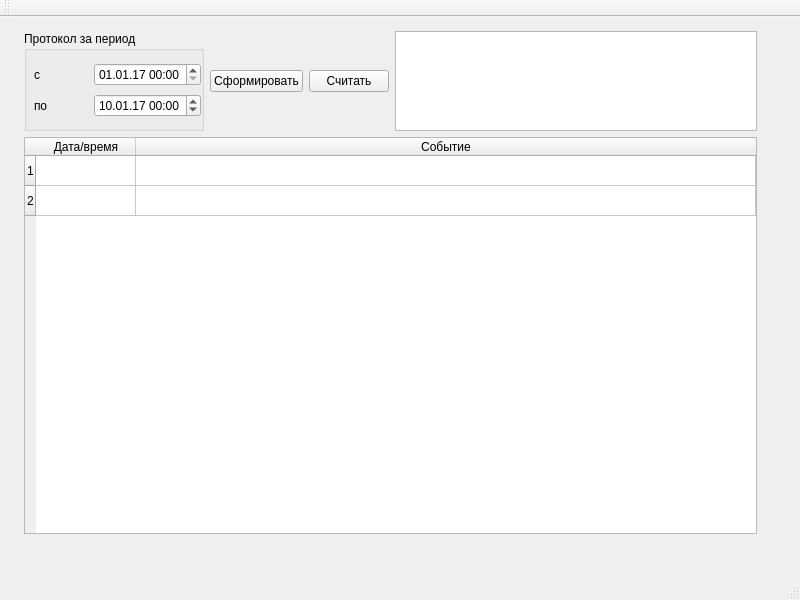
Above: eventslog.ui from breton75/oprichnik_po_arm before the change. Below: the same form after it.
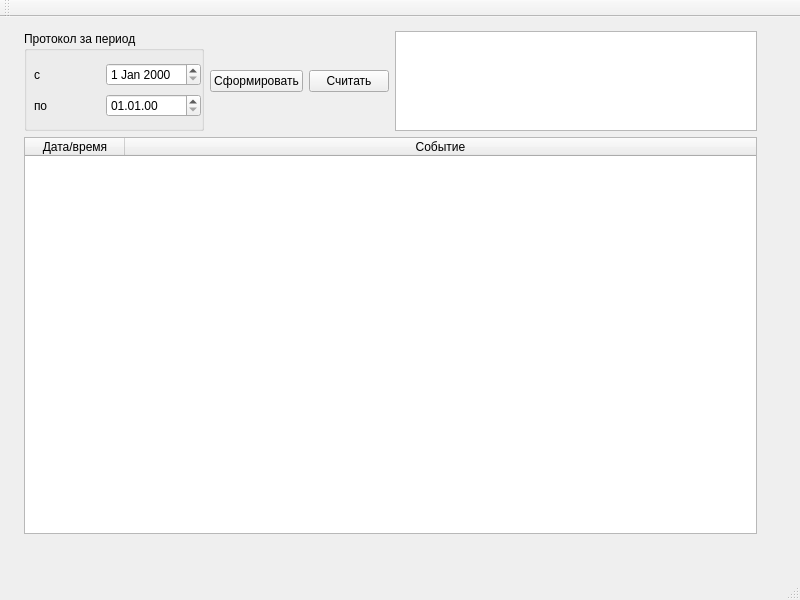
That is the form after the change.

Diff of the .ui file:
```diff
--- a/eventslog.ui
+++ b/eventslog.ui
@@ -91,40 +91,15 @@
           </widget>
          </item>
          <item row="0" column="1">
-          <widget class="QDateTimeEdit" name="dteBegin">
-           <property name="date">
-            <date>
-             <year>2017</year>
-             <month>1</month>
-             <day>1</day>
-            </date>
-           </property>
-           <property name="displayFormat">
-            <string>dd.MM.yy HH:mm</string>
-           </property>
-          </widget>
+          <widget class="QDateEdit" name="deBegin"/>
          </item>
          <item row="1" column="1">
-          <widget class="QDateTimeEdit" name="dteEnd">
-           <property name="dateTime">
-            <datetime>
-             <hour>0</hour>
-             <minute>0</minute>
-             <second>0</second>
-             <year>2017</year>
-             <month>1</month>
-             <day>10</day>
-            </datetime>
-           </property>
-           <property name="date">
-            <date>
-             <year>2017</year>
-             <month>1</month>
-             <day>10</day>
-            </date>
+          <widget class="QDateEdit" name="deEnd">
+           <property name="showGroupSeparator" stdset="0">
+            <bool>false</bool>
            </property>
            <property name="displayFormat">
-            <string>dd.MM.yy HH:mm</string>
+            <string>dd.MM.yy</string>
            </property>
           </widget>
          </item>
@@ -134,22 +109,15 @@
      </item>
      <item row="2" column="0" colspan="4">
       <widget class="QTableWidget" name="tableWidget">
+       <property name="rowCount">
+        <number>0</number>
+       </property>
        <attribute name="horizontalHeaderStretchLastSection">
         <bool>true</bool>
        </attribute>
        <attribute name="verticalHeaderStretchLastSection">
         <bool>false</bool>
        </attribute>
-       <row>
-        <property name="text">
-         <string>1</string>
-        </property>
-       </row>
-       <row>
-        <property name="text">
-         <string>2</string>
-        </property>
-       </row>
        <column>
         <property name="text">
          <string>Дата/время</string>
```
